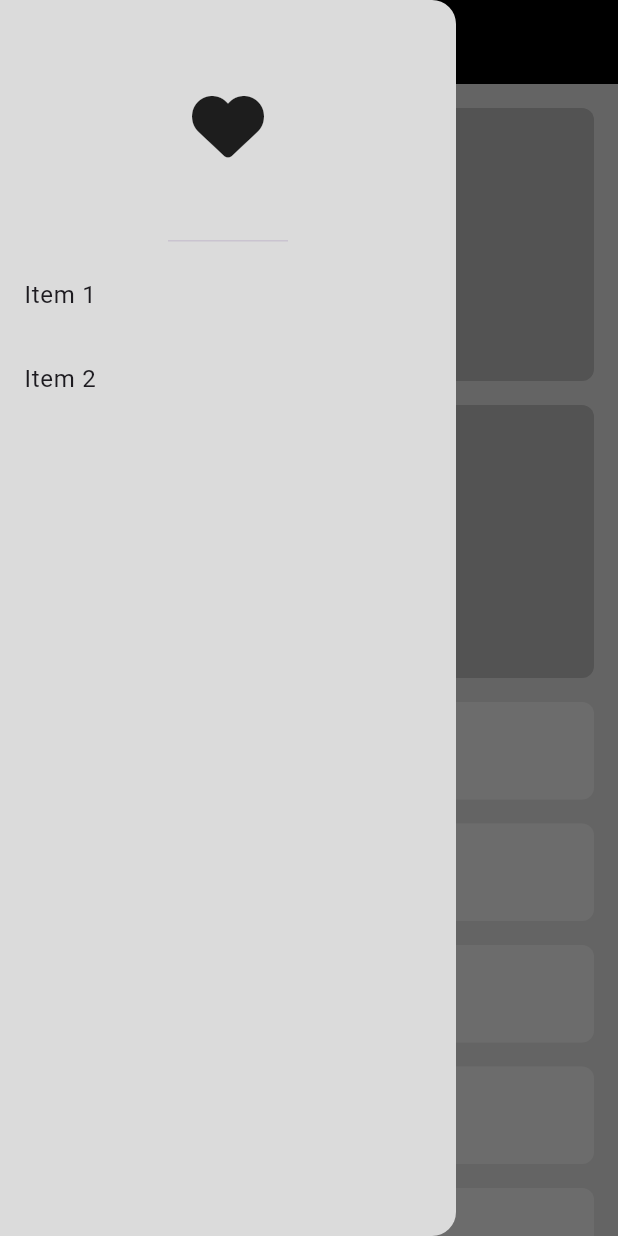
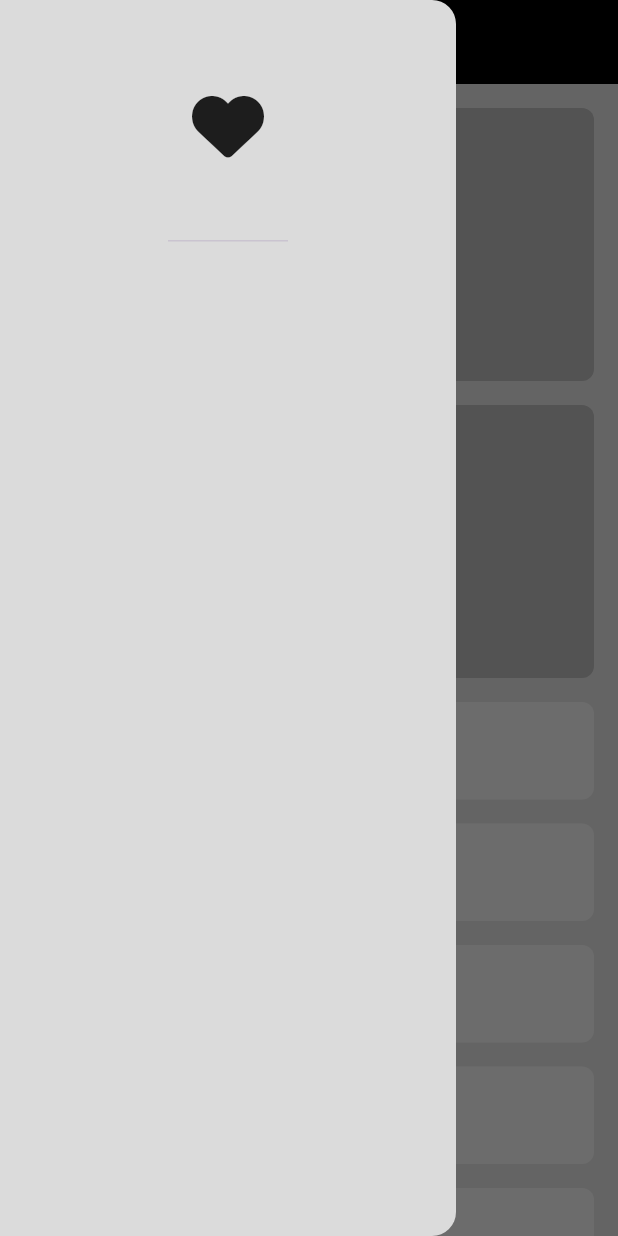
Before and after one commit to reda2032/responsive_dash_board_pro, a Flutter app: the screen it shows after launch, with the side drawer open, on a phone screen of 412 x 824 dp. Run offline on Flutter 3.47's test engine with Material 3 defaults, Android fonts, the phone set to English and light mode, and no system bars; our stand-ins replace font_awesome_flutter.

Commit message:
Drawer item and model

```diff
--- a/lib/theory_to_practice/views/widgets/custom_drawer.dart
+++ b/lib/theory_to_practice/views/widgets/custom_drawer.dart
@@ -16,12 +16,7 @@ class CustomDrawer extends StatelessWidget {
               size: 48,
             ),
           ),
-          ListTile(
-            title: Text('Item 1'),
-          ),
-          ListTile(
-            title: Text('Item 2'),
-          ),
+          // CustomDrawerItem(),
         ],
       ),
     );
```
Also changed, not shown: lib/theory_to_practice/models/drawer_item_model.dart (added, +11 -0 lines), lib/theory_to_practice/views/widgets/custom_drawer_item.dart (added, +15 -0 lines).
